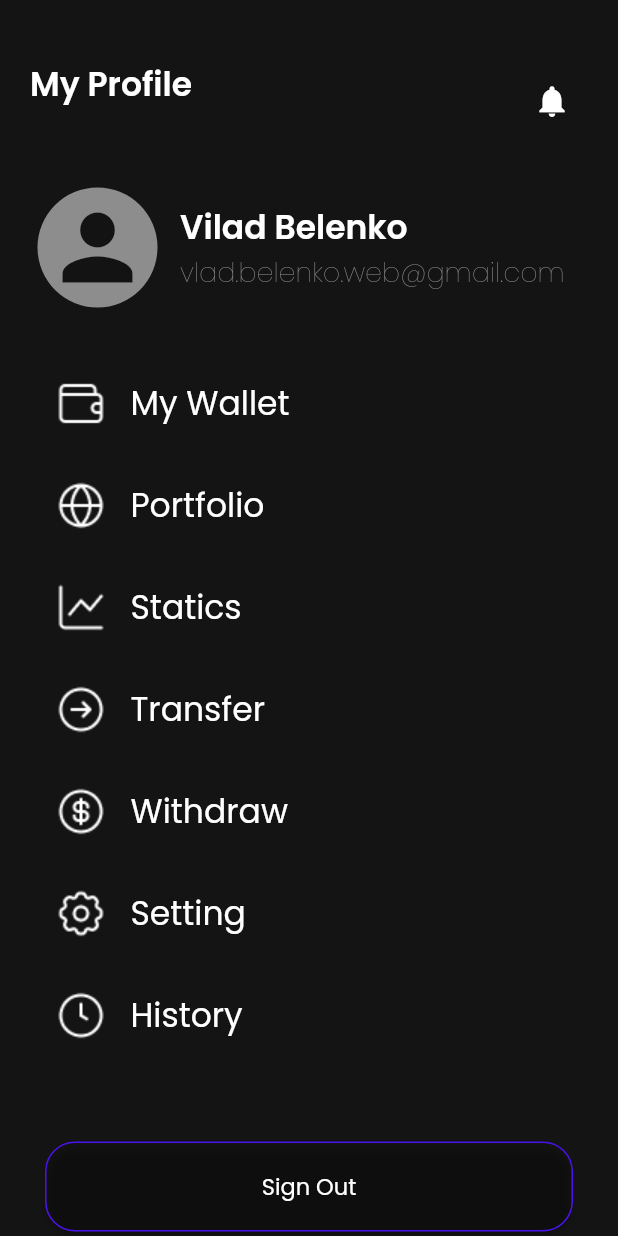
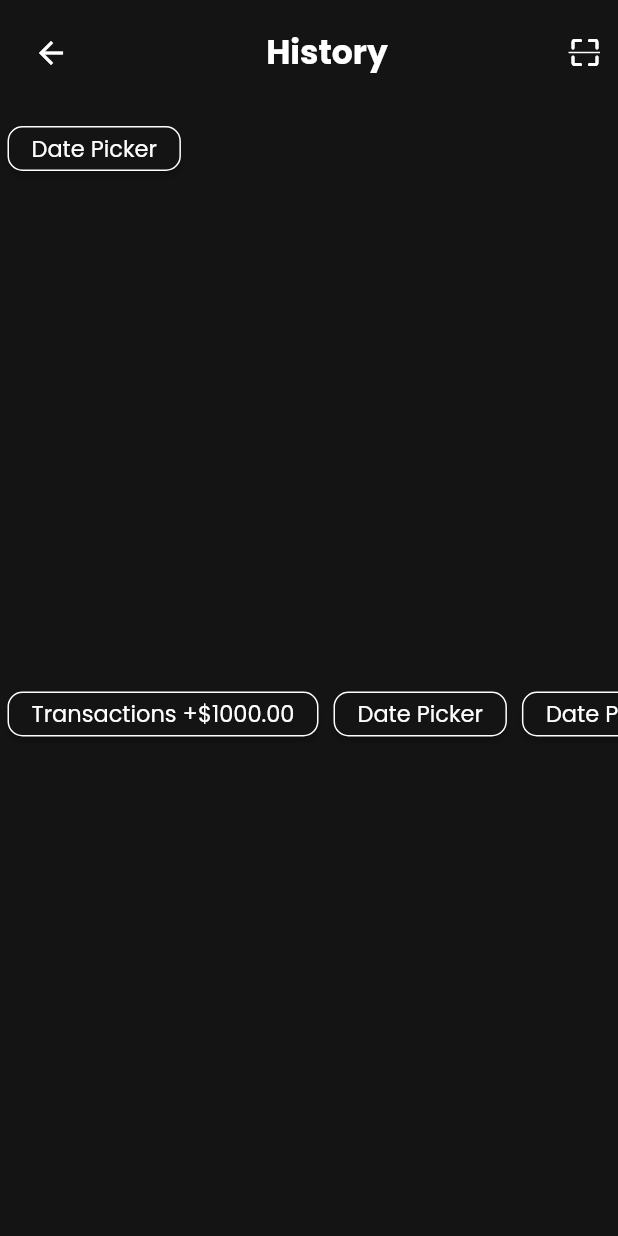
Before and after one commit to rahat-hub/crypto_app, a Flutter app: the ProfilePageMobilePortrait screen opened directly, after a tap on "History", on a phone screen of 412 x 824 dp. Run offline on Flutter 3.47's test engine with Material 2 defaults, Android fonts, the phone set to English and light mode, and no system bars; our stand-ins replace flutter_form_builder, flutter_svg, form_builder_validators, get, google_fonts, introduction_screen and 1 more.

Commit message:
bottom Layer Problem Solve. Add History Page.

```diff
--- a/lib/modules/dashboard/dashboardDevice/dashboardMoble.dart
+++ b/lib/modules/dashboard/dashboardDevice/dashboardMoble.dart
@@ -21,10 +21,7 @@ class HomePageMobilePortrait extends GetView<DashboardLogic> {
     Get.find<DashboardLogic>();
     return Scaffold(
       backgroundColor: ConstColors.BACKGROUND,
-      body: SizedBox(
-        width: double.infinity,
-        height: MediaQuery.of(context).size.height,
-        child: Column(
+      body: Column(
           children: [
             const SizedBox(height: 20,),
             Views.appBarViewHome2(
@@ -70,7 +67,6 @@ class HomePageMobilePortrait extends GetView<DashboardLogic> {
             HomePageMidLayer.homePageMidLayer(),
           ],
         ),
-      ),
       bottomNavigationBar: HomePageBottomLayer.homePageBottomLayer(),
     );
   }
--- a/lib/modules/dashboard/dashboardLayers/bottomLayer.dart
+++ b/lib/modules/dashboard/dashboardLayers/bottomLayer.dart
@@ -10,7 +10,8 @@ class HomePageBottomLayer{
       mainAxisAlignment: MainAxisAlignment.spaceAround,
       children: [
         Views.homePageBottomLayer2(
-            icon: const Icon(Icons.grid_view,color: ConstColors.TEXTWHITE,size: 25,),
+            icon: const Icon(Icons.grid_view,size: 25,),
+            colorValue: ConstColors.BLUE,
             onPressed: (){
               Get.offNamed(AppPages.DASHBOARD);
             }),
--- a/lib/modules/history/historyDevice/historyMobile.dart
+++ b/lib/modules/history/historyDevice/historyMobile.dart
@@ -0,0 +1,147 @@
+import 'package:crypto_app/modules/history/history_logic.dart';
+import 'package:crypto_app/routes/app-pages.dart';
+import 'package:crypto_app/shared/constants/colors.dart';
+import 'package:flutter/material.dart';
+import 'package:get/get.dart';
+import 'package:responsive_builder/responsive_builder.dart';
+
+import '../../../widgets/buttons.dart';
+import '../../../widgets/views.dart';
+
+class HistoryPageMobilePortrait extends GetView<HistoryLogic> {
+  final SizingInformation? sizingInformation;
+  const HistoryPageMobilePortrait({Key? key, this.sizingInformation})
+      : super(key: key);
+
+  void _showDatePicker({context}){
+    showDatePicker(
+        context: context,
+        initialDate: DateTime.now(),
+        firstDate: DateTime(2000),
+        lastDate: DateTime(2024),
+    );
+  }
+
+  @override
+  Widget build(BuildContext context) {
+    Get.find<HistoryLogic>();
+    return Scaffold(
+      backgroundColor: ConstColors.BACKGROUND,
+      body: Column(
+        crossAxisAlignment: CrossAxisAlignment.start,
+        children: [
+          Views.appBarView(
+            text: 'History',
+            onPressed: (){
+              Get.toNamed(AppPages.PROFILE);
+            },
+          ),
+          Buttons.buttons(
+              width: 50.0,
+              text: 'Date Picker',
+              height: 30.0,
+              circularValue: 10.0,
+              value: 5.0,
+              BorderColor: ConstColors.TEXTWHITE,
+              colorValue: ConstColors.BACKGROUND,
+              onPressed: (){
+                _showDatePicker(context: context);
+              }
+          ),
+          Expanded(
+              child: SingleChildScrollView(
+                scrollDirection: Axis.horizontal,
+                child: Row(
+                  children: [
+                    Buttons.buttons(
+                        width: 50.0,
+                        text: 'Transactions +\$1000.00',
+                        height: 30.0,
+                        circularValue: 10.0,
+                        value: 5.0,
+                        BorderColor: ConstColors.TEXTWHITE,
+                        colorValue: ConstColors.BACKGROUND,
+                        onPressed: (){
+                          showDialog(
+                              context: context,
+                              builder: (context) =>
+                                AlertDialog(
+                                  title: Text("Transactions"),
+                                  content: Text(''),
+                                )
+                          );
+                        }
+                    ),
+                    Buttons.buttons(
+                        width: 100.0,
+                        text: 'Date Picker',
+                        height: 30.0,
+                        circularValue: 10.0,
+                        value: 5.0,
+                        BorderColor: ConstColors.TEXTWHITE,
+                        colorValue: ConstColors.BACKGROUND,
+                        onPressed: (){
+                          showDialog(
+                              context: context,
+                              builder: (context) =>
+                                  AlertDialog(
+                                    title: Text("Transactions"),
+                                    content: Text(''),
+                                    actions: [
+                                      TextButton(
+                                        child: Text('Ok'),
+                                        onPressed: (){
+                                          print("Hello");
+                                          Get.toNamed(AppPages.HISTORY);
+                                        },
+                                      ),
+                                    ],
+                                  )
+                          );
+                        }
+                    ),
+                    Buttons.buttons(
+                        width: 100.0,
+                        text: 'Date Picker',
+                        height: 30.0,
+                        circularValue: 10.0,
+                        value: 5.0,
+                        BorderColor: ConstColors.TEXTWHITE,
+                        colorValue: ConstColors.BACKGROUND,
+                        onPressed: (){
+                          _showDatePicker(context: context);
+                        }
+                    ),
+                    Buttons.buttons(
+                        width: 100.0,
+                        text: 'Date Picker',
+                        height: 30.0,
+                        circularValue: 10.0,
+                        value: 5.0,
+                        BorderColor: ConstColors.TEXTWHITE,
+                        colorValue: ConstColors.BACKGROUND,
+                        onPressed: (){
+                          _showDatePicker(context: context);
+                        }
+                    ),
+                  ],
+                ),
+              )
+          )
+        ],
+      ),
+    );
+  }
+}
+
+class HistoryPageMobileLandscape extends GetView<HistoryLogic> {
+  final SizingInformation? sizingInformation;
+  const HistoryPageMobileLandscape({Key? key, this.sizingInformation})
+      : super(key: key);
+
+  @override
+  Widget build(BuildContext context) {
+    Get.find<HistoryLogic>();
+    return Container();
+  }
+}
--- a/lib/modules/history/history_view.dart
+++ b/lib/modules/history/history_view.dart
@@ -1,6 +1,9 @@
+import 'package:crypto_app/modules/history/historyDevice/historyTablet.dart';
 import 'package:flutter/material.dart';
 import 'package:get/get.dart';
+import 'package:responsive_builder/responsive_builder.dart';
 
+import 'historyDevice/historyMobile.dart';
 import 'history_logic.dart';
 
 class HistoryPage extends StatelessWidget {
@@ -10,6 +13,19 @@ class HistoryPage extends StatelessWidget {
   Widget build(BuildContext context) {
     Get.find<HistoryLogic>();
 
-    return Container();
+    return ResponsiveBuilder(
+      builder: (context, sizingInformation) {
+        return ScreenTypeLayout(
+          mobile: OrientationLayoutBuilder(
+            portrait: (context) => HistoryPageMobilePortrait(sizingInformation: sizingInformation,),
+            landscape:(context) => HistoryPageMobileLandscape(sizingInformation: sizingInformation,) ,
+          ),
+          tablet: OrientationLayoutBuilder(
+            portrait: (context) => HistoryPageTabletPortrait(sizingInformation: sizingInformation,),
+            landscape: (context) => HistoryPageTabletLandscape(sizingInformation: sizingInformation,),
+          ),
+        );
+      },
+    );
   }
 }
--- a/lib/modules/introduction/introductionDevice/introductionMobile.dart
+++ b/lib/modules/introduction/introductionDevice/introductionMobile.dart
@@ -24,7 +24,7 @@ class IntroductionPageMobilePortrait extends GetView<IntroductionLogic> {
       globalBackgroundColor: ConstColors.BACKGROUND,
       globalFooter: SizedBox(
           width: double.infinity,
-          height: 100,
+          height: 100.0,
           child: Buttons.buttons(
             colorValue: ConstColors.BLUE,
               text: 'Start Now',
@@ -53,7 +53,7 @@ class IntroductionPageMobilePortrait extends GetView<IntroductionLogic> {
       next: const Icon(Icons.arrow_forward),
       //done: const Text('Done', style: TextStyle(fontWeight: FontWeight.w600)),
       curve: Curves.easeOutCubic,
-      controlsMargin: const EdgeInsets.all(16),
+      controlsMargin: const EdgeInsets.all(16.0),
       controlsPadding: kIsWeb
           ? const EdgeInsets.all(12.0)
           : const EdgeInsets.fromLTRB(8.0, 4.0, 8.0, 4.0),
--- a/lib/modules/profile/profileLayers/midLayer.dart
+++ b/lib/modules/profile/profileLayers/midLayer.dart
@@ -1,5 +1,7 @@
+import 'package:crypto_app/routes/app-pages.dart';
 import 'package:flutter/cupertino.dart';
 import 'package:flutter/material.dart';
+import 'package:get/get.dart';
 
 import '../../../shared/assets/images.dart';
 import '../../../widgets/views.dart';
@@ -178,6 +180,7 @@ class ProfileMidLayer{
           iconText: 'History',
           onPressed: (){
             print('hello');
+            Get.toNamed(AppPages.HISTORY);
           },
         ),
       ],
--- a/lib/modules/wallet/walletDevice/walletMobile.dart
+++ b/lib/modules/wallet/walletDevice/walletMobile.dart
@@ -46,7 +46,7 @@ class WalletPageMobilePortrait extends GetView<WalletLogic> {
           ),
           WalletPageTopLayer.walletPageTaopLayer(),
           Padding(
-            padding: const EdgeInsets.symmetric(horizontal: 15),
+            padding: const EdgeInsets.symmetric(horizontal: 10),
             child: Row(
               mainAxisAlignment: MainAxisAlignment.spaceBetween,
               children: [
@@ -71,7 +71,7 @@ class WalletPageMobilePortrait extends GetView<WalletLogic> {
             child: Row(
               mainAxisAlignment: MainAxisAlignment.spaceBetween,
               children: [
-                Text('My Portfolio',style: Texts.textStyles(
+                Text('Live Price',style: Texts.textStyles(
                   textSize: FontSizes.BIG,
                   fontWeight: FontWeight.w400,
                   colors: ConstColors.TEXTWHITE,
--- a/lib/routes/app-pages.dart
+++ b/lib/routes/app-pages.dart
@@ -10,4 +10,5 @@ abstract class AppPages{
   static const String CARDDETAILS = '/carddetails';
   static const String WALLET = '/wallet';
   static const String TRADING = '/trading';
+  static const String HISTORY = '/history';
 }
--- a/lib/routes/app-routes.dart
+++ b/lib/routes/app-routes.dart
@@ -2,6 +2,8 @@ import 'package:crypto_app/modules/carddetails/carddetails_binding.dart';
 import 'package:crypto_app/modules/carddetails/carddetails_view.dart';
 import 'package:crypto_app/modules/dashboard/dashboard_binding.dart';
 import 'package:crypto_app/modules/dashboard/dashboard_view.dart';
+import 'package:crypto_app/modules/history/history_binding.dart';
+import 'package:crypto_app/modules/history/history_view.dart';
 import 'package:crypto_app/modules/introduction/introduction_binding.dart';
 import 'package:crypto_app/modules/introduction/introduction_view.dart';
 import 'package:crypto_app/modules/password_recovery/password_recovery_binding.dart';
@@ -102,6 +104,13 @@ class AppRoutes{
       bindings: [
         TradingBinding(),
       ],
-    )
+    ),
+    GetPage(
+      name: AppPages.HISTORY,
+      page: () => const HistoryPage(),
+      bindings: [
+        HistoryBinding(),
+      ],
+    ),
   ];
 }
--- a/lib/widgets/buttons.dart
+++ b/lib/widgets/buttons.dart
@@ -3,17 +3,17 @@ import 'package:crypto_app/widgets/texts.dart';
 import 'package:flutter/material.dart';
 
 abstract class Buttons{
-  static buttons({text,onPressed,value = 0.0,circularValue = 0.0,colorValue}){
+  static buttons({text,width = double.infinity,height = 60.0,onPressed,value = 0.0,circularValue = 0.0,colorValue, BorderColor = ConstColors.BLUE}){
     return Padding(
       padding: EdgeInsets.all(value),
       child: MaterialButton(
-        minWidth: double.infinity,
-        height: 60,
+        minWidth: width,
+        height: height,
         onPressed: () => onPressed (),
         color: colorValue,
         shape: RoundedRectangleBorder(
-          side: const BorderSide(
-            color:  ConstColors.BLUE,
+          side: BorderSide(
+            color:  BorderColor,
           ),
           borderRadius: BorderRadius.circular(circularValue),
         ),
```
Also changed, not shown: lib/modules/dashboard/dashboardLayers/midLayer.dart (+42 -47 lines), lib/modules/history/historyDevice/historyTablet.dart (+28 -0 lines), lib/modules/trading/tradingLayers/bottomLayer.dart (+5 -4 lines), lib/modules/wallet/walletLayers/bottomLayer.dart (+64 -36 lines), lib/modules/wallet/walletLayers/midLayer.dart (+7 -6 lines), lib/widgets/views.dart (+4 -3 lines).
